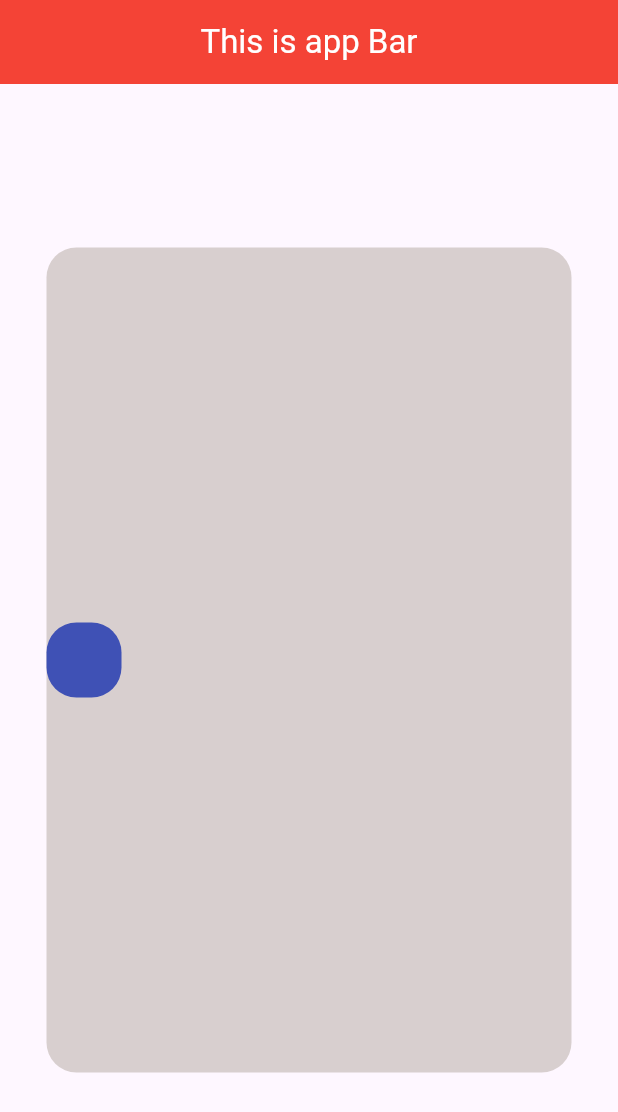
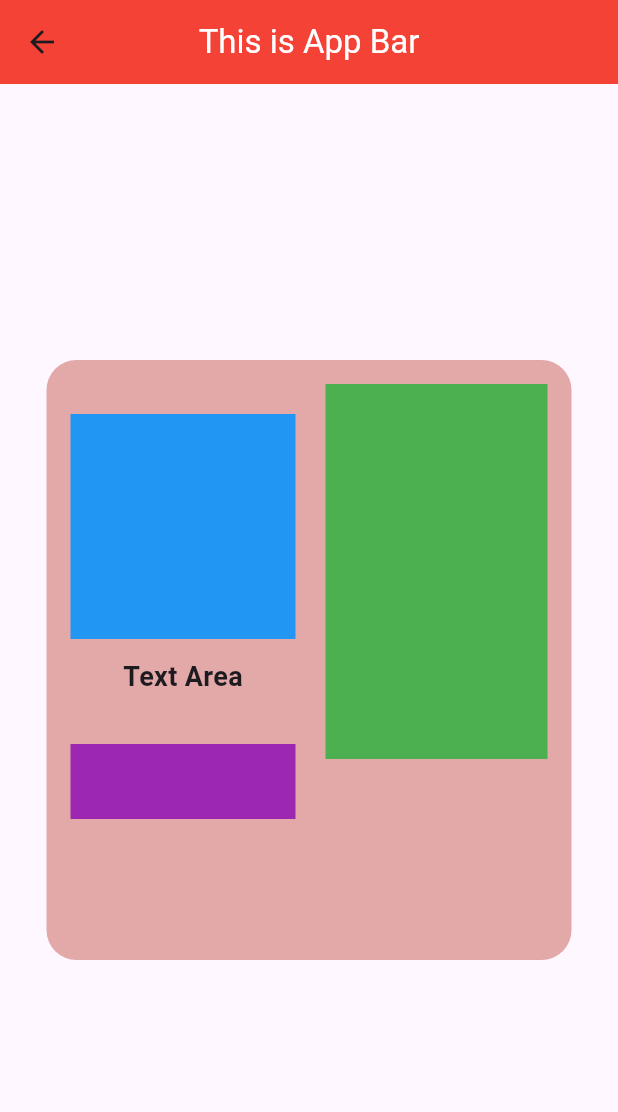
Before and after one commit to nabinn10/Flutter-Application, a Flutter app: the RowColumn screen opened directly, on a phone screen of 412 x 824 dp. Shown: the top 1112 px of the screen. Run offline on Flutter 3.47's test engine with Material 3 defaults, Android fonts, the phone set to English and light mode, and no system bars; network calls fail.

```diff
--- a/lib/main.dart
+++ b/lib/main.dart
@@ -3,6 +3,7 @@ import 'package:myapp/class.dart';
 import 'package:myapp/homepage.dart';
 import 'package:myapp/rowcolumn.dart';
 import 'package:myapp/rowlearn.dart';
+import 'package:myapp/image.dart';
 
 void main() {
   runApp(const MyApp());
@@ -20,7 +21,7 @@ class MyApp extends StatelessWidget {
         colorScheme: ColorScheme.fromSeed(seedColor: Colors.deepPurple),
       ),
       debugShowCheckedModeBanner: false,
-      home: RowColumn(),
+      home: Images(),
     );
   }
 }
--- a/lib/rowcolumn.dart
+++ b/lib/rowcolumn.dart
@@ -8,33 +8,64 @@ class RowColumn extends StatelessWidget {
     return Scaffold(
       appBar: AppBar(
         backgroundColor: Colors.red,
-        title: Text("This is app Bar", style: TextStyle(color: Colors.white)),
+        title: const Text("This is App Bar", style: TextStyle(color: Colors.white)),
         centerTitle: true,
       ),
       body: Center(
         child: Container(
-        height: 550,
           width: 350,
+          height: 400,
           decoration: BoxDecoration(
-          color: const Color.fromARGB(255, 216, 207, 207),
-          borderRadius: BorderRadius.all(Radius.circular(20)),
+            borderRadius: BorderRadius.circular(20),
+            color: const Color.fromARGB(255, 227, 169, 169),
           ),
+          padding: const EdgeInsets.all(16.0),
           child: Row(
+            crossAxisAlignment: CrossAxisAlignment.start,
+            children: [
+              // First Column
+              Container(
+                child: Column(
                   children: [
                     Container(
+                      width: 150,
+                      height: 150,
+                      margin: const EdgeInsets.only(top: 20),
+                      color: Colors.blue,
+                    ),
+                    Container(
+                      width: 150,
                       height: 50,
-            width: 50,
-            decoration: BoxDecoration(
-              color: Colors.indigo,
-              borderRadius: BorderRadius.all(Radius.circular(20))
+                      alignment: Alignment.center,
+                      child: const Text(
+                        'Text Area',
+                        style: TextStyle(fontSize: 18, fontWeight: FontWeight.bold),
                       ),
-          )
+                    ),
+                    Container(
+                      width: 150,
+                      height: 50,
+                      margin: const EdgeInsets.only(top: 20),
+                      color: Colors.purple,
+                    ),
                   ],
                 ),
+              ),
 
-      ),),
+              Container(width: 20),
+              // Second Column (Takes Remaining Space)
+              Expanded(
 
 
+                child: Container(
+                  height: 250,
+                  color: Colors.green,
+                ),
+              ),
+            ],
+          ),
+        ),
+      ),
     );
   }
 }
--- a/pubspec.yaml
+++ b/pubspec.yaml
@@ -58,8 +58,8 @@ flutter:
   uses-material-design: true
 
   # To add assets to your application, add an assets section, like this:
-  # assets:
-  #   - images/a_dot_burr.jpeg
+  assets:
+    - assets/images/
   #   - images/a_dot_ham.jpeg
 
   # An image asset can refer to one or more resolution-specific "variants", see
```
Also changed, not shown: lib/image.dart (added, +46 -0 lines), assets/images/loho.png (added), 1 other file. Lines whose indentation alone changed are shown as unchanged.
